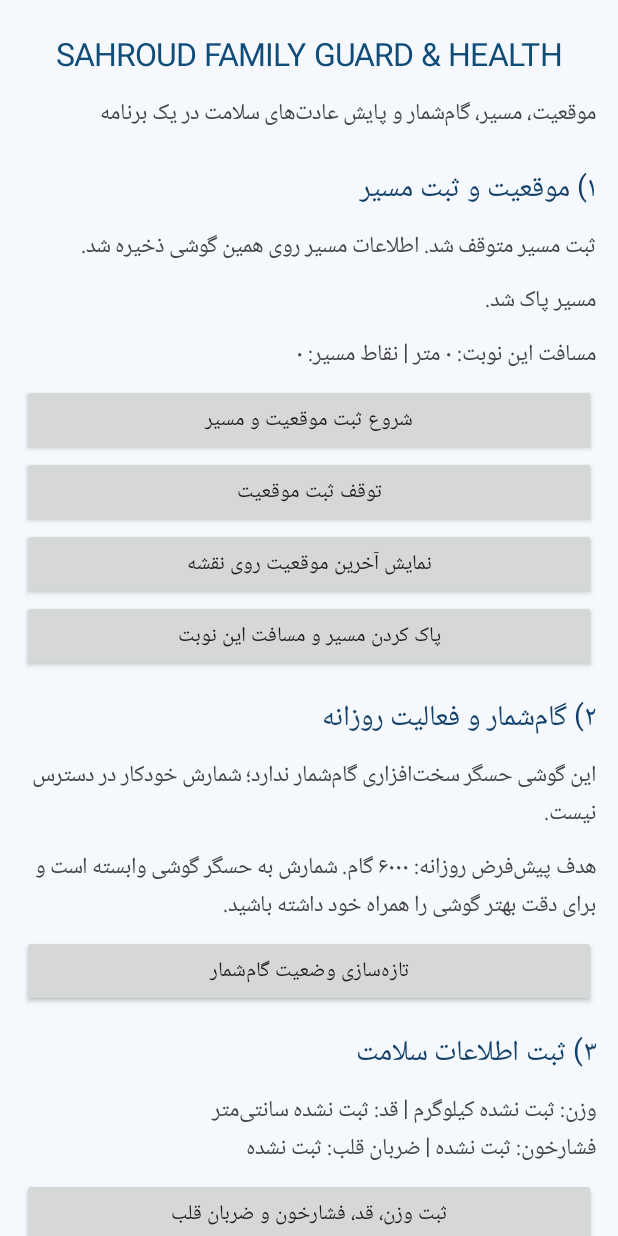
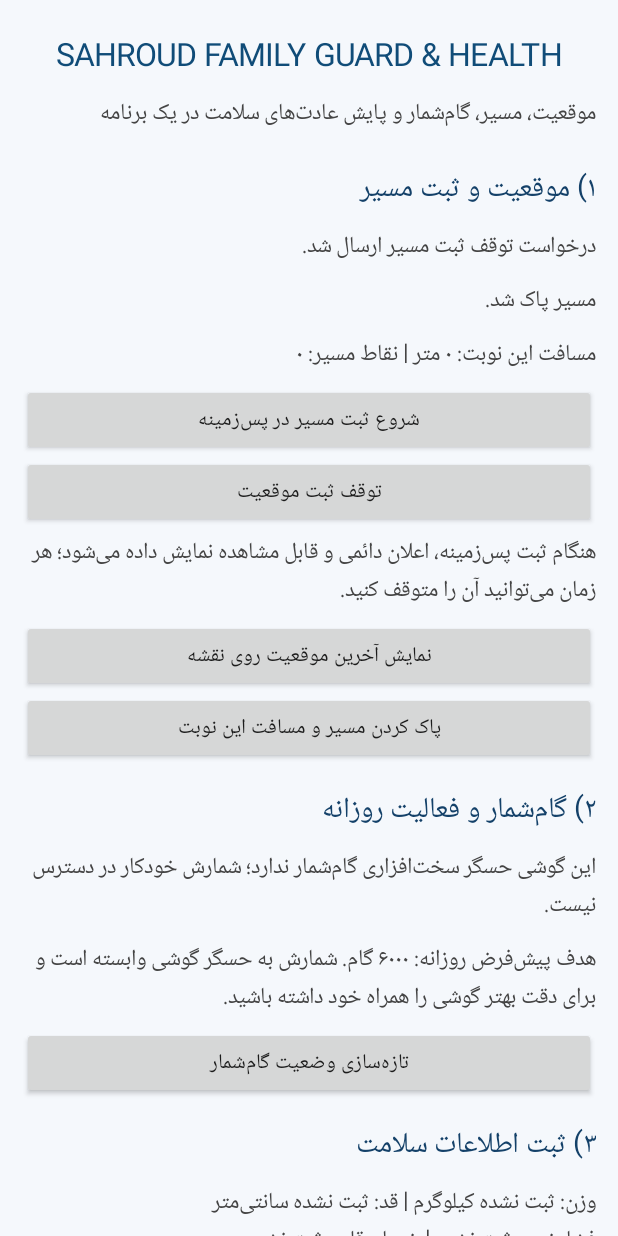
Before and after one commit to sahroud/danky, an Android app: the screen it shows after launch (MainActivity), after a tap on "پاک کردن مسیر و مسافت این نوبت", on a phone screen of 412 x 824 dp. Run offline under Robolectric (Android 15) with nearby library versions, the phone set to English and light mode, and no system bars; 3 other taps on this screen came first.

Commit message:
Connect app UI to visible background location tracking

```diff
--- a/family-guard/android/app/src/main/java/ir/sahroud/familyguard/MainActivity.kt
+++ b/family-guard/android/app/src/main/java/ir/sahroud/familyguard/MainActivity.kt
@@ -5,6 +5,9 @@ import android.app.Activity
 import android.app.AlertDialog
 import android.content.Context
 import android.content.Intent
+import android.content.BroadcastReceiver
+import android.content.IntentFilter
+import android.os.Build
 import android.content.pm.PackageManager
 import android.graphics.Color
 import android.hardware.Sensor
@@ -12,11 +15,8 @@ import android.hardware.SensorEvent
 import android.hardware.SensorEventListener
 import android.hardware.SensorManager
 import android.location.Location
-import android.location.LocationListener
-import android.location.LocationManager
 import android.net.Uri
 import android.os.Bundle
-import android.os.Looper
 import android.view.Gravity
 import android.widget.Button
 import android.widget.EditText
@@ -28,9 +28,8 @@ import java.text.SimpleDateFormat
 import java.util.Date
 import java.util.Locale
 
-class MainActivity : Activity(), LocationListener, SensorEventListener {
+class MainActivity : Activity(), SensorEventListener {
     private val prefs by lazy { getSharedPreferences("sahroud_health", Context.MODE_PRIVATE) }
-    private lateinit var locationManager: LocationManager
     private lateinit var sensorManager: SensorManager
     private var stepSensor: Sensor? = null
     private lateinit var statusText: TextView
@@ -39,11 +38,7 @@ class MainActivity : Activity(), LocationListener, SensorEventListener {
     private lateinit var distanceText: TextView
     private lateinit var healthText: TextView
     private lateinit var waterText: TextView
-    private var tracking = false
-    private var lastLocation: Location? = null
     private var totalDistance = 0f
-    private var lastLat = 0.0
-    private var lastLon = 0.0
     private var routePoints = mutableListOf<String>()
     private var todaySteps = 0
     private var stepBase = -1f
@@ -51,7 +46,6 @@ class MainActivity : Activity(), LocationListener, SensorEventListener {
 
     override fun onCreate(savedInstanceState: Bundle?) {
         super.onCreate(savedInstanceState)
-        locationManager = getSystemService(LOCATION_SERVICE) as LocationManager
         sensorManager = getSystemService(SENSOR_SERVICE) as SensorManager
         stepSensor = sensorManager.getDefaultSensor(Sensor.TYPE_STEP_COUNTER)
         waterGlasses = prefs.getInt("water_" + dayKey(), 0)
@@ -95,8 +89,9 @@ class MainActivity : Activity(), LocationListener, SensorEventListener {
         root.addView(statusText)
         root.addView(locationText)
         root.addView(distanceText)
-        root.addView(action("شروع ثبت موقعیت و مسیر") { startTracking() })
+        root.addView(action("شروع ثبت مسیر در پس‌زمینه") { startTracking() })
         root.addView(action("توقف ثبت موقعیت") { stopTracking() })
+        root.addView(body("هنگام ثبت پس‌زمینه، اعلان دائمی و قابل مشاهده نمایش داده می‌شود؛ هر زمان می‌توانید آن را متوقف کنید."))
         root.addView(action("نمایش آخرین موقعیت روی نقشه") { openLastLocation() })
         root.addView(action("پاک کردن مسیر و مسافت این نوبت") { clearRoute() })
 
@@ -128,55 +123,48 @@ class MainActivity : Activity(), LocationListener, SensorEventListener {
         setContentView(ScrollView(this).apply { addView(root) })
         refreshHealth()
         refreshStepsText()
+        restoreRouteDisplay()
+    }
+
+    private val locationReceiver = object : BroadcastReceiver() {
+        override fun onReceive(context: Context?, intent: Intent?) {
+            if (intent?.action == LocationTrackingService.ACTION_LOCATION_UPDATE) restoreRouteDisplay()
+        }
+    }
+
+    private fun restoreRouteDisplay() {
+        val lat = prefs.getString("last_lat", null)
+        val lon = prefs.getString("last_lon", null)
+        if (lat != null && lon != null) {
+            locationText.text = "آخرین موقعیت: عرض $lat | طول $lon\nزمان ثبت: ${prefs.getString("last_location_time", "نامشخص")}"
+        }
+        totalDistance = prefs.getFloat("route_distance", totalDistance)
+        routePoints = prefs.getString("route_points", "").orEmpty().split("|").filter { it.isNotBlank() }.toMutableList()
+        distanceText.text = "مسافت ثبت‌شده: ${formatDistance(totalDistance)} | نقاط مسیر: ${routePoints.size}"
+        statusText.text = if (prefs.getBoolean("tracking_active", false)) "ثبت مسیر پس‌زمینه فعال است؛ اعلان برنامه باید قابل مشاهده باشد." else "ثبت موقعیت متوقف است."
     }
 
     private fun dayKey(): String = SimpleDateFormat("yyyyMMdd", Locale.US).format(Date())
 
     private fun startTracking() {
-        if (checkSelfPermission(Manifest.permission.ACCESS_FINE_LOCATION) != PackageManager.PERMISSION_GRANTED) {
+        if (checkSelfPermission(Manifest.permission.ACCESS_FINE_LOCATION) != PackageManager.PERMISSION_GRANTED &&
+            checkSelfPermission(Manifest.permission.ACCESS_COARSE_LOCATION) != PackageManager.PERMISSION_GRANTED) {
             requestPermissions(arrayOf(Manifest.permission.ACCESS_FINE_LOCATION, Manifest.permission.ACCESS_COARSE_LOCATION), 41)
             return
         }
         try {
-            tracking = true
-            lastLocation = null
-            totalDistance = 0f
-            routePoints.clear()
-            statusText.text = "ثبت مسیر روشن است؛ فقط هنگام استفاده از برنامه موقعیت ثبت می‌شود."
-            locationManager.requestLocationUpdates(LocationManager.GPS_PROVIDER, 3000L, 2f, this, Looper.getMainLooper())
-            locationManager.getLastKnownLocation(LocationManager.GPS_PROVIDER)?.let { onLocationChanged(it) }
+            val intent = Intent(this, LocationTrackingService::class.java).setAction(LocationTrackingService.ACTION_START)
+            if (Build.VERSION.SDK_INT >= 26) startForegroundService(intent) else startService(intent)
+            statusText.text = "درخواست شروع ثبت مسیر پس‌زمینه ارسال شد."
         } catch (e: Exception) {
-            tracking = false
-            statusText.text = "خطا در GPS: ${e.localizedMessage ?: "دسترسی ناموفق"}"
+            statusText.text = "شروع سرویس ناموفق بود: ${e.localizedMessage ?: "خطای نامشخص"}"
         }
     }
 
     private fun stopTracking() {
-        tracking = false
-        if (::locationManager.isInitialized) locationManager.removeUpdates(this)
-        prefs.edit().putFloat("route_distance", totalDistance)
-            .putString("route_points", routePoints.joinToString("|")).apply()
-        statusText.text = "ثبت مسیر متوقف شد. اطلاعات مسیر روی همین گوشی ذخیره شد."
-    }
-
-    override fun onLocationChanged(location: Location) {
-        if (!tracking) return
-        if (location.accuracy > 60f) return
-        lastLocation?.let {
-            val delta = it.distanceTo(location)
-            if (delta in 1f..500f) totalDistance += delta
-        }
-        lastLocation = location
-        lastLat = location.latitude
-        lastLon = location.longitude
-        val point = "${location.latitude},${location.longitude}"
-        if (routePoints.isEmpty() || routePoints.last() != point) routePoints.add(point)
-        prefs.edit().putFloat("route_distance", totalDistance)
-            .putString("route_points", routePoints.joinToString("|"))
-            .putString("last_lat", lastLat.toString())
-            .putString("last_lon", lastLon.toString()).apply()
-        locationText.text = "عرض: ${"%.6f".format(Locale.US, lastLat)} | طول: ${"%.6f".format(Locale.US, lastLon)}\nدقت GPS: ${location.accuracy.toInt()} متر"
-        distanceText.text = "مسافت این نوبت: ${formatDistance(totalDistance)} | نقاط مسیر: ${routePoints.size}"
+        try { startService(Intent(this, LocationTrackingService::class.java).setAction(LocationTrackingService.ACTION_STOP)) } catch (_: Exception) {}
+        prefs.edit().putBoolean("tracking_active", false).apply()
+        statusText.text = "درخواست توقف ثبت مسیر ارسال شد."
     }
 
     private fun formatDistance(m: Float): String =
@@ -219,22 +207,14 @@ class MainActivity : Activity(), LocationListener, SensorEventListener {
 
     override fun onAccuracyChanged(sensor: Sensor?, accuracy: Int) {}
 
-    override fun onResume() {
-        super.onResume()
-        val s = stepSensor
-        if (s != null) {
-            if (android.os.Build.VERSION.SDK_INT >= 29 &&
-                checkSelfPermission(Manifest.permission.ACTIVITY_RECOGNITION) != PackageManager.PERMISSION_GRANTED) {
-                requestPermissions(arrayOf(Manifest.permission.ACTIVITY_RECOGNITION), 42)
-            } else {
-                sensorManager.registerListener(this, s, SensorManager.SENSOR_DELAY_NORMAL)
-            }
+    private fun registerStepSensor() {
+        val s = stepSensor ?: return
+        if (Build.VERSION.SDK_INT >= 29 &&
+            checkSelfPermission(Manifest.permission.ACTIVITY_RECOGNITION) != PackageManager.PERMISSION_GRANTED) {
+            requestPermissions(arrayOf(Manifest.permission.ACTIVITY_RECOGNITION), 42)
+        } else {
+            sensorManager.registerListener(this, s, SensorManager.SENSOR_DELAY_NORMAL)
         }
-    }
-
-    override fun onPause() {
-        sensorManager.unregisterListener(this)
-        super.onPause()
     }
 
     private fun refreshStepsText() {
@@ -308,8 +288,24 @@ class MainActivity : Activity(), LocationListener, SensorEventListener {
         }
     }
 
+    override fun onResume() {
+        super.onResume()
+        try {
+            val filter = IntentFilter(LocationTrackingService.ACTION_LOCATION_UPDATE)
+            if (Build.VERSION.SDK_INT >= 33) registerReceiver(locationReceiver, filter, Context.RECEIVER_NOT_EXPORTED)
+            else registerReceiver(locationReceiver, filter)
+        } catch (_: Exception) {}
+        restoreRouteDisplay()
+        registerStepSensor()
+    }
+
+    override fun onPause() {
+        try { unregisterReceiver(locationReceiver) } catch (_: Exception) {}
+        sensorManager.unregisterListener(this)
+        super.onPause()
+    }
+
     override fun onDestroy() {
-        stopTracking()
         sensorManager.unregisterListener(this)
         super.onDestroy()
     }
```
